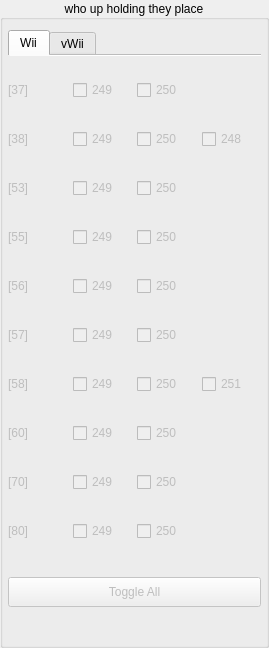
Before: the Qt Designer form D2xCheckGrid.ui in korbosoft/modmiiDownloader, drawn with Qt 5.
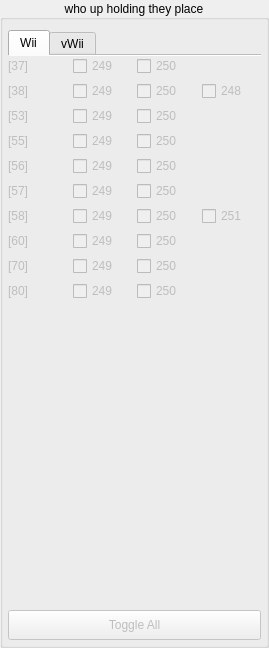
After: the same form once the commit is applied. The open tabs and pages were chosen to show the change. Custom widgets are drawn as their Qt base class.

Commit message: fix d2x tab orders

What changed in the file:
```diff
--- a/D2xCheckGrid.ui
+++ b/D2xCheckGrid.ui
@@ -354,6 +354,12 @@
            <property name="orientation">
             <enum>Qt::Orientation::Vertical</enum>
            </property>
+           <property name="sizeHint" stdset="0">
+            <size>
+             <width>0</width>
+             <height>0</height>
+            </size>
+           </property>
           </spacer>
          </item>
          <item row="3" column="0">
```
Left out of the diff: 6 changed lines with no effect on the pictures.
